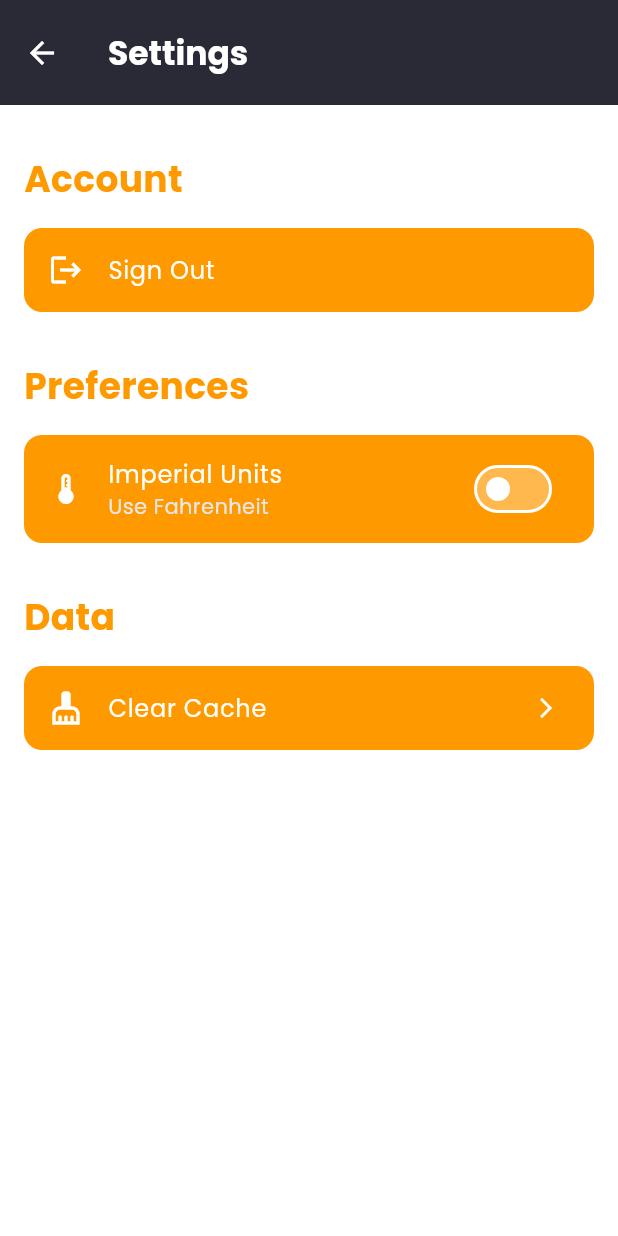
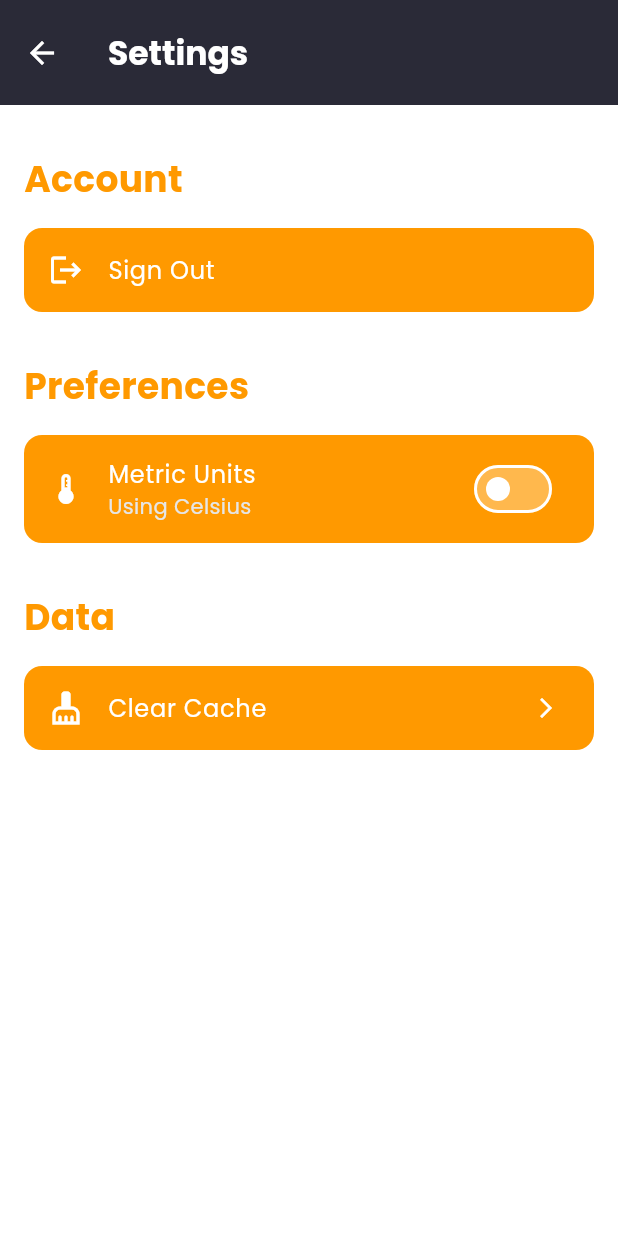
Before and after one commit to KempDewulf/envirosense-app, a Flutter app: the SettingsScreen screen opened directly, on a phone screen of 412 x 824 dp. Run offline on Flutter 3.47's test engine with Material 3 defaults, Android fonts, the phone set to English and light mode, and no system bars; our stand-ins replace dotted_border, firebase_auth, firebase_core, firebase_messaging, flutter_dotenv, google_fonts and 4 more; missing offline and left inert: mobile_scanner; accounts and stored records are empty.

Commit message:
feat: update unit toggle text and styling in SettingsScreen for better clarity

```diff
--- a/lib/presentation/views/settings_screen.dart
+++ b/lib/presentation/views/settings_screen.dart
@@ -67,17 +67,19 @@ class _SettingsScreenState extends State<SettingsScreen> with SingleTickerProvid
               color: AppColors.secondaryColor,
               borderRadius: BorderRadius.circular(12),
               child: SwitchListTile(
-                title: const Text(
-                  'Imperial Units',
+                title: Text(
+                  _useImperialUnits ? 'Imperial Units' : 'Metric Units',
                   style: TextStyle(color: AppColors.whiteColor),
                 ),
-                subtitle: const Text(
-                  'Use Fahrenheit',
-                  style: TextStyle(color: AppColors.lightGrayColor),
+                subtitle: Text(
+                  _useImperialUnits ? 'Using Fahrenheit' : 'Using Celsius',
+                  style: TextStyle(
+                    color: AppColors.lightGrayColor,
+                  ),
                 ),
                 value: _useImperialUnits,
-                activeColor: AppColors.accentColor,
-                activeTrackColor: AppColors.accentColor.withOpacity(0.5),
+                activeColor: AppColors.whiteColor,
+                activeTrackColor: AppColors.whiteColor.withOpacity(0.3),
                 inactiveThumbColor: AppColors.whiteColor,
                 inactiveTrackColor: AppColors.whiteColor.withOpacity(0.3),
                 secondary: const Icon(
```
